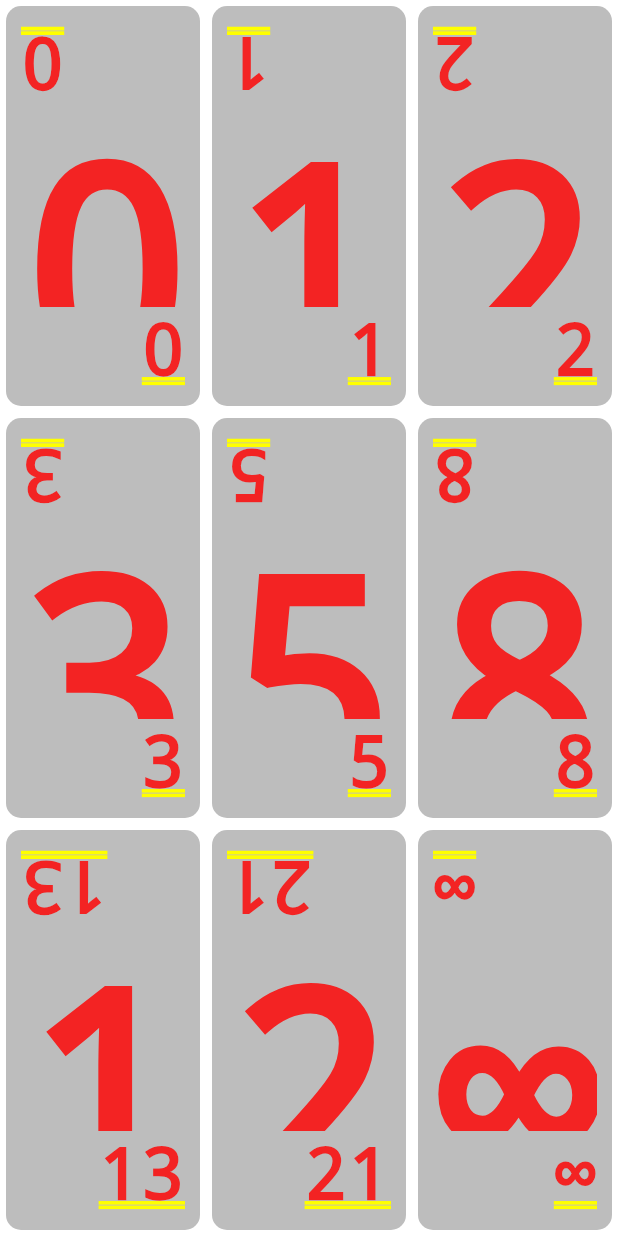
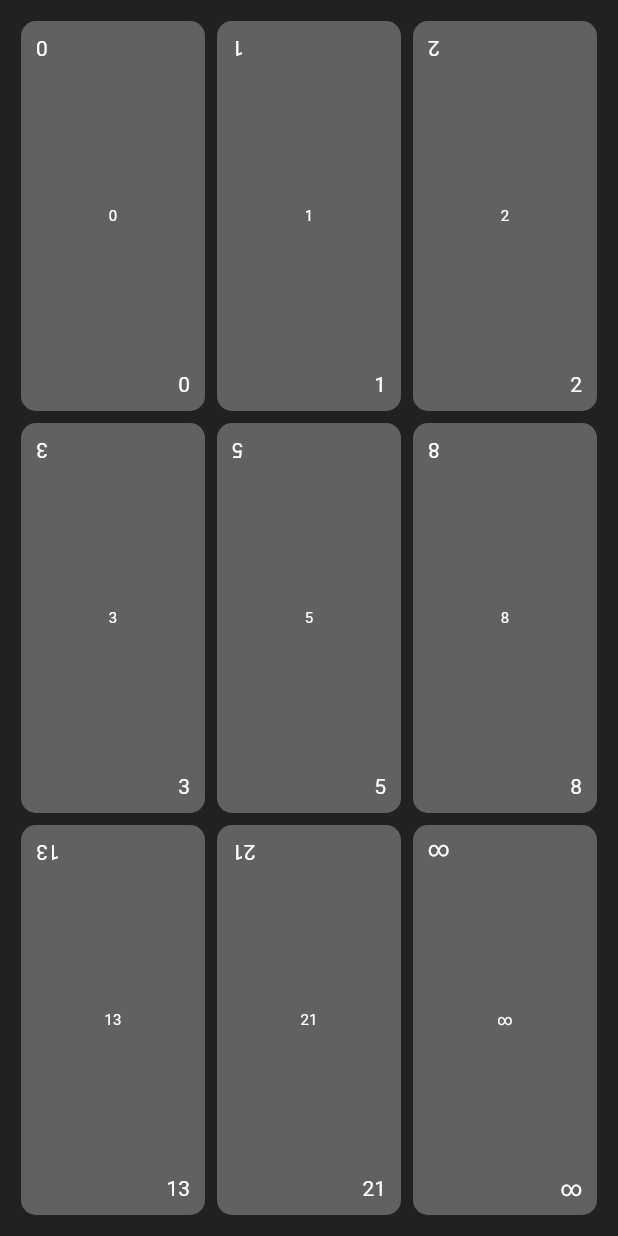
Before and after one commit to aafanasev/scrum-poker, a Flutter app: the screen it shows after launch, on a phone screen of 412 x 824 dp. Run offline on Flutter 3.47's test engine with Material 2 defaults, Android fonts, the phone set to English and light mode, and no system bars.

Commit message:
get rid of MD and change UI

```diff
--- a/lib/app.dart
+++ b/lib/app.dart
@@ -1,15 +1,23 @@
-import 'package:flutter/material.dart';
+import 'package:flutter/widgets.dart';
+import 'package:scrum_poker/screens/card_screen.dart';
 import 'package:scrum_poker/screens/home_screen.dart';
 
 class MyApp extends StatelessWidget {
   @override
   Widget build(BuildContext context) {
-    return MaterialApp(
-      title: 'Scrum Poker',
-      theme: ThemeData(
-        primarySwatch: Colors.green,
-      ),
-      home: HomeScreen(),
+    return WidgetsApp(
+      color: Color(0xFF000000),
+      routes: {
+        '/': (context) => HomeScreen(),
+        '/card': (context) => CardScreen(),
+      },
+      pageRouteBuilder: <Void>(settings, widgetBuilder) {
+        return PageRouteBuilder(
+          pageBuilder: (context, animation, secondaryAnimation) {
+            return widgetBuilder(context);
+          },
+        );
+      },
     );
   }
 }
--- a/lib/main.dart
+++ b/lib/main.dart
@@ -1,4 +1,4 @@
-import 'package:flutter/material.dart';
+import 'package:flutter/widgets.dart';
 import 'package:scrum_poker/app.dart';
 
 void main() => runApp(MyApp());
--- a/lib/screens/card_screen.dart
+++ b/lib/screens/card_screen.dart
@@ -1,18 +1,19 @@
 import 'package:flutter/widgets.dart';
 import 'package:scrum_poker/widgets/card.dart';
+import 'package:scrum_poker/widgets/screen.dart';
 
 class CardScreen extends StatelessWidget {
-  CardScreen({this.value});
-
-  final String value;
-
   @override
   Widget build(BuildContext context) {
-    return SafeArea(
-        child: GestureDetector(
-            child: PokerCard(value: value),
-            onTap: () {
-              Navigator.pop(context);
-            }));
+    final String arg = ModalRoute.of(context).settings.arguments;
+
+    return Screen(
+      child: GestureDetector(
+        child: PokerCard(value: arg),
+        onTap: () {
+          Navigator.pop(context);
+        },
+      ),
+    );
   }
 }
--- a/lib/screens/home_screen.dart
+++ b/lib/screens/home_screen.dart
@@ -1,40 +1,43 @@
-import 'package:flutter/material.dart';
-import 'package:scrum_poker/screens/card_screen.dart';
+import 'package:flutter/widgets.dart';
 import 'package:scrum_poker/widgets/card.dart';
+import 'package:scrum_poker/widgets/screen.dart';
 
-class HomeScreen extends StatelessWidget {
-  static final values = [
+const VALUES = [
   ["0", "1", "2"],
   ["3", "5", "8"],
   ["13", "21", "∞"]
 ];
 
+class HomeScreen extends StatelessWidget {
   Widget _createRow(BuildContext context, List<String> rowValues) {
     return Expanded(
       child: Row(
-      children: rowValues.map((String value) {
-        return _createCardItem(context, value);
-      }).toList(),
-    ));
+        children: rowValues
+            .map((String value) => _createItem(context, value))
+            .toList(),
+      ),
+    );
   }
 
-    Widget _createCardItem(BuildContext context, String value) {
+  Widget _createItem(BuildContext context, String value) {
     return Expanded(
       child: GestureDetector(
         child: PokerCard(value: value),
         onTap: () {
-        Navigator.push(context,
-            MaterialPageRoute(builder: (context) => CardScreen(value: value)));
+          Navigator.pushNamed(context, "/card", arguments: value);
         },
-    ));
+      ),
+    );
   }
 
   @override
   Widget build(BuildContext context) {
-    return SafeArea(
+    return Screen(
       child: Column(
-            children: values.map((List<String> rowValues) {
-      return _createRow(context, rowValues);
-    }).toList()));
+        children: VALUES
+            .map((List<String> rowValues) => _createRow(context, rowValues))
+            .toList(),
+      ),
+    );
   }
 }
--- a/lib/widgets/card.dart
+++ b/lib/widgets/card.dart
@@ -1,4 +1,4 @@
-import 'package:flutter/material.dart';
+import 'package:flutter/widgets.dart';
 
 class PokerCard extends StatelessWidget {
   PokerCard({this.value});
@@ -9,7 +9,7 @@ class PokerCard extends StatelessWidget {
   Widget build(BuildContext context) {
     return Container(
       decoration: BoxDecoration(
-          color: Colors.black26,
+          color: const Color(0xFF616161),
           borderRadius: const BorderRadius.all(const Radius.circular(10))),
       padding: EdgeInsets.all(10),
       margin: EdgeInsets.all(4),
@@ -19,18 +19,25 @@ class PokerCard extends StatelessWidget {
             alignment: Alignment.topLeft,
             child: RotatedBox(
               quarterTurns: 2,
-              child: Text(value),
+              child: Text(value,
+                  style: const TextStyle(color: const Color(0xFFFFFFFF))),
             ),
           ),
           Expanded(
               child: Center(
-                  child: Text(
-            value,
-            textScaleFactor: 4,
-          ))),
+                  child: Text(value,
+                      style: const TextStyle(
+                        color: const Color(0xFFFFFFFF),
+                        fontSize: 10,
+                        decoration: null
+                        )
+                        )
+                        )
+                        ),
           Align(
             alignment: Alignment.topRight,
-            child: Text(value),
+            child: Text(value,
+                style: const TextStyle(color: const Color(0xFFFFFFFF))),
           )
         ],
       ),
--- /dev/null
+++ b/lib/widgets/screen.dart
@@ -0,0 +1,18 @@
+import 'package:flutter/widgets.dart';
+
+class Screen extends StatelessWidget {
+  Screen({this.child});
+
+  final Widget child;
+
+  @override
+  Widget build(BuildContext context) {
+    return Container(
+      color: const Color(0xFF212121),
+      padding: EdgeInsets.all(10),
+      child: SafeArea(
+        child: child,
+      ),
+    );
+  }
+}
--- a/pubspec.yaml
+++ b/pubspec.yaml
@@ -16,4 +16,4 @@ dev_dependencies:
     sdk: flutter
 
 flutter:
-  uses-material-design: true
+  uses-material-design: false
```
Lines whose indentation alone changed are shown as unchanged.
